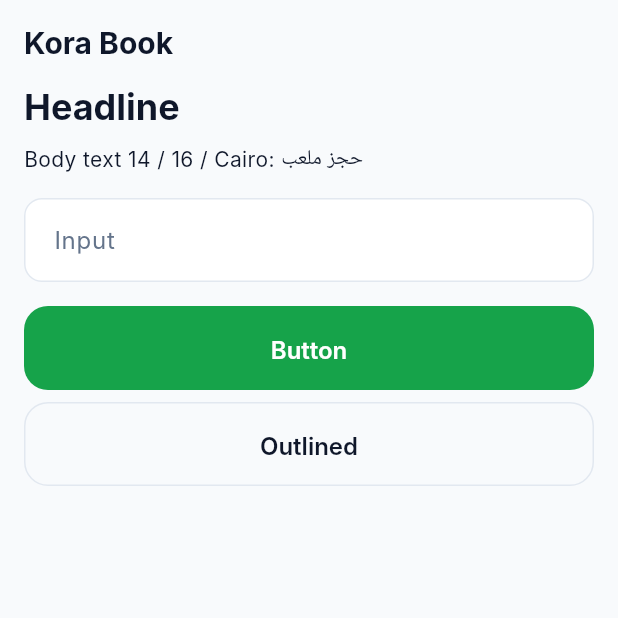
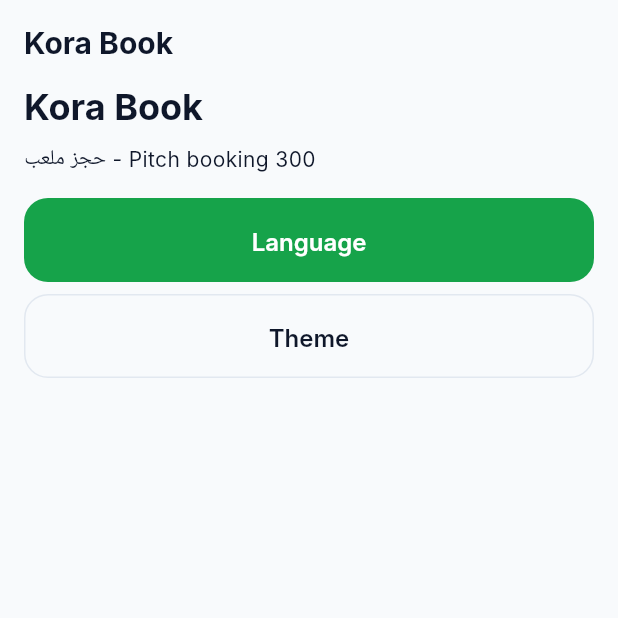
Before and after one commit to amalnofal/kora-book, a Flutter app: the screen it shows after launch, on a phone screen of 412 x 824 dp, the top half of it. Run offline on Flutter 3.47's test engine with Material 3 defaults, Android fonts, the phone set to English and light mode, and no system bars; our stand-ins replace cupertino_ui, flutter_bloc, get_it, material_ui, shared_preferences, supabase_flutter; accounts and stored records are empty; Roboto replaces fonts that are missing (Inter); statements that could not run were skipped.

Commit message:
feat: add l10n (en/ar), RTL and settings

````diff
--- a/analysis_options.yaml
+++ b/analysis_options.yaml
@@ -18,6 +18,7 @@ analyzer:
     - windows/**
     - macos/**
     - linux/**
+    - lib/core/l10n/app_localizations*.dart
 
 linter:
   # The lint rules applied to this project can be customized in the
--- /dev/null
+++ b/l10n.yaml
@@ -0,0 +1,6 @@
+arb-dir: lib/core/l10n
+template-arb-file: app_en.arb
+output-localization-file: app_localizations.dart
+output-dir: lib/core/l10n
+synthetic-package: false
+nullable-getter: false
--- a/lib/app.dart
+++ b/lib/app.dart
@@ -1,5 +1,13 @@
+import 'package:cupertino_ui/cupertino_ui.dart';
+import 'package:flutter_bloc/flutter_bloc.dart';
+import 'package:kora_book/core/config/app_config.dart';
+import 'package:kora_book/core/settings/cubit/settings_cubit.dart';
+import 'package:flutter_localizations/flutter_localizations.dart'
+    hide GlobalMaterialLocalizations, GlobalCupertinoLocalizations;
 import 'package:material_ui/material_ui.dart';
 
+import 'core/di/service_locator.dart';
+import 'core/l10n/l10n.dart';
 import 'core/theme/app_fonts.dart';
 import 'core/theme/app_theme.dart';
 import 'core/widgets/adaptive_content.dart';
@@ -9,42 +17,64 @@ class KoraBookApp extends StatelessWidget {
 
   @override
   Widget build(BuildContext context) {
-    // Temporary: the font/theme mode become locale/user driven with l10n.
-    return MaterialApp(
-      title: 'Kora Book',
-      theme: AppTheme.light(fontFamily: AppFonts.inter),
-      darkTheme: AppTheme.dark(fontFamily: AppFonts.inter),
-      themeMode: ThemeMode.light,
-      home: const _ThemePreview(),
+    return BlocProvider.value(
+      value: getIt<SettingsCubit>(),
+      child: BlocBuilder<SettingsCubit, SettingsState>(
+        builder: (context, settings) {
+          final font = AppFonts.forLanguage(settings.locale.languageCode);
+          return MaterialApp(
+            title: AppConfig.appName,
+            locale: settings.locale,
+            supportedLocales: AppLocalizations.supportedLocales,
+            localizationsDelegates: [
+              AppLocalizations.delegate,
+              GlobalMaterialLocalizations.delegate,
+              GlobalWidgetsLocalizations.delegate,
+              GlobalCupertinoLocalizations.delegate,
+            ],
+            theme: AppTheme.light(fontFamily: font),
+            darkTheme: AppTheme.dark(fontFamily: font),
+            themeMode: settings.themeMode,
+            home: const _ThemePreview(),
+          );
+        },
+      ),
     );
   }
 }
 
-// Temporary screen to eyeball the theme. Removed in the router step.
+// Temporary screen. Removed in the router step.
 class _ThemePreview extends StatelessWidget {
   const _ThemePreview();
 
   @override
   Widget build(BuildContext context) {
     final text = Theme.of(context).textTheme;
+    final settings = context.read<SettingsCubit>();
+    final isAr = Localizations.localeOf(context).languageCode == 'ar';
+    final isDark = Theme.of(context).brightness == Brightness.dark;
+
     return Scaffold(
-      appBar: AppBar(title: const Text('Kora Book')),
+      appBar: AppBar(title: Text(AppConfig.appName)),
       body: SafeArea(
         child: AdaptiveContent(
           child: ListView(
             children: [
-              Text('Headline', style: text.headlineSmall),
+              Text(AppConfig.appName, style: text.headlineSmall),
               const SizedBox(height: 8),
-              Text(
-                'Body text 14 / 16 / Cairo: حجز ملعب',
-                style: text.bodyMedium,
+              Text('حجز ملعب - Pitch booking 300', style: text.bodyMedium),
+              const SizedBox(height: 16),
+              FilledButton(
+                onPressed: () => settings.setLocale(Locale(isAr ? 'en' : 'ar')),
+                child: Text(context.l10n.language),
               ),
-              const SizedBox(height: 16),
-              const TextField(decoration: InputDecoration(hintText: 'Input')),
-              const SizedBox(height: 16),
-              FilledButton(onPressed: () {}, child: const Text('Button')),
               const SizedBox(height: 8),
-              OutlinedButton(onPressed: () {}, child: const Text('Outlined')),
+              OutlinedButton(
+                onPressed: () => settings.setThemeMode(
+                  isDark ? ThemeMode.light : ThemeMode.dark,
+                ),
+                child: Text(context.l10n.theme),
+              ),
             ],
           ),
         ),
--- a/lib/core/config/app_config.dart
+++ b/lib/core/config/app_config.dart
@@ -1,5 +1,7 @@
 class AppConfig {
   AppConfig._();
+
+  static const appName = 'Kora Book';
 
   static const supabaseUrl = String.fromEnvironment('SUPABASE_URL');
   static const supabasePublishableKey = String.fromEnvironment(
--- a/lib/core/di/service_locator.dart
+++ b/lib/core/di/service_locator.dart
@@ -1,8 +1,14 @@
 import 'package:get_it/get_it.dart';
+import 'package:kora_book/core/settings/cubit/settings_cubit.dart';
+import 'package:shared_preferences/shared_preferences.dart';
 import 'package:supabase_flutter/supabase_flutter.dart';
 
 final getIt = GetIt.instance;
 
-void setupServiceLocator() {
+Future<void> setupServiceLocator() async {
+  final prefs = await SharedPreferences.getInstance();
+
+  getIt.registerSingleton<SharedPreferences>(prefs);
   getIt.registerLazySingleton<SupabaseClient>(() => Supabase.instance.client);
+  getIt.registerSingleton<SettingsCubit>(SettingsCubit(prefs));
 }
--- /dev/null
+++ b/lib/core/l10n/app_ar.arb
@@ -0,0 +1,5 @@
+{
+  "@@locale": "ar",
+  "language": "اللغة",
+  "theme": "المظهر"
+}
--- /dev/null
+++ b/lib/core/l10n/app_en.arb
@@ -0,0 +1,11 @@
+{
+    "@@locale": "en",
+    "language": "Language",
+    "@language": {
+        "description": "Label for the language setting"
+    },
+    "theme": "Theme",
+    "@theme": {
+        "description": "Label for the theme (light/dark) setting"
+    }
+}
--- /dev/null
+++ b/lib/core/l10n/app_localizations.dart
@@ -0,0 +1,146 @@
+import 'dart:async';
+
+import 'package:flutter/foundation.dart';
+import 'package:flutter/widgets.dart';
+import 'package:flutter_localizations/flutter_localizations.dart';
+import 'package:intl/intl.dart' as intl;
+
+import 'app_localizations_ar.dart';
+import 'app_localizations_en.dart';
+
+// ignore_for_file: type=lint
+
+/// Callers can lookup localized strings with an instance of AppLocalizations
+/// returned by `AppLocalizations.of(context)`.
+///
+/// Applications need to include `AppLocalizations.delegate()` in their app's
+/// `localizationDelegates` list, and the locales they support in the app's
+/// `supportedLocales` list. For example:
+///
+/// ```dart
+/// import 'l10n/app_localizations.dart';
+///
+/// return MaterialApp(
+///   localizationsDelegates: AppLocalizations.localizationsDelegates,
+///   supportedLocales: AppLocalizations.supportedLocales,
+///   home: MyApplicationHome(),
+/// );
+/// ```
+///
+/// ## Update pubspec.yaml
+///
+/// Please make sure to update your pubspec.yaml to include the following
+/// packages:
+///
+/// ```yaml
+/// dependencies:
+///   # Internationalization support.
+///   flutter_localizations:
+///     sdk: flutter
+///   intl: any # Use the pinned version from flutter_localizations
+///
+///   # Rest of dependencies
+/// ```
+///
+/// ## iOS Applications
+///
+/// iOS applications define key application metadata, including supported
+/// locales, in an Info.plist file that is built into the application bundle.
+/// To configure the locales supported by your app, you’ll need to edit this
+/// file.
+///
+/// First, open your project’s ios/Runner.xcworkspace Xcode workspace file.
+/// Then, in the Project Navigator, open the Info.plist file under the Runner
+/// project’s Runner folder.
+///
+/// Next, select the Information Property List item, select Add Item from the
+/// Editor menu, then select Localizations from the pop-up menu.
+///
+/// Select and expand the newly-created Localizations item then, for each
+/// locale your application supports, add a new item and select the locale
+/// you wish to add from the pop-up menu in the Value field. This list should
+/// be consistent with the languages listed in the AppLocalizations.supportedLocales
+/// property.
+abstract class AppLocalizations {
+  AppLocalizations(String locale)
+    : localeName = intl.Intl.canonicalizedLocale(locale.toString());
+
+  final String localeName;
+
+  static AppLocalizations of(BuildContext context) {
+    return Localizations.of<AppLocalizations>(context, AppLocalizations)!;
+  }
+
+  static const LocalizationsDelegate<AppLocalizations> delegate =
+      _AppLocalizationsDelegate();
+
+  /// A list of this localizations delegate along with the default localizations
+  /// delegates.
+  ///
+  /// Returns a list of localizations delegates containing this delegate along with
+  /// GlobalMaterialLocalizations.delegate, GlobalCupertinoLocalizations.delegate,
+  /// and GlobalWidgetsLocalizations.delegate.
+  ///
+  /// Additional delegates can be added by appending to this list in
+  /// MaterialApp. This list does not have to be used at all if a custom list
+  /// of delegates is preferred or required.
+  static const List<LocalizationsDelegate<dynamic>> localizationsDelegates =
+      <LocalizationsDelegate<dynamic>>[
+        delegate,
+        GlobalMaterialLocalizations.delegate,
+        GlobalCupertinoLocalizations.delegate,
+        GlobalWidgetsLocalizations.delegate,
+      ];
+
+  /// A list of this localizations delegate's supported locales.
+  static const List<Locale> supportedLocales = <Locale>[
+    Locale('ar'),
+    Locale('en'),
+  ];
+
+  /// Label for the language setting
+  ///
+  /// In en, this message translates to:
+  /// **'Language'**
+  String get language;
+
+  /// Label for the theme (light/dark) setting
+  ///
+  /// In en, this message translates to:
+  /// **'Theme'**
+  String get theme;
+}
+
+class _AppLocalizationsDelegate
+    extends LocalizationsDelegate<AppLocalizations> {
+  const _AppLocalizationsDelegate();
+
+  @override
+  Future<AppLocalizations> load(Locale locale) {
+    return SynchronousFuture<AppLocalizations>(lookupAppLocalizations(locale));
+  }
+
+  @override
+  bool isSupported(Locale locale) =>
+      <String>['ar', 'en'].contains(locale.languageCode);
+
+  @override
+  bool shouldReload(_AppLocalizationsDelegate old) => false;
+}
+
+AppLocalizations lookupAppLocalizations(Locale locale) {
+  // Lookup logic when only language code is specified.
+  switch (locale.languageCode) {
+    case 'ar':
+      return AppLocalizationsAr();
+    case 'en':
+      return AppLocalizationsEn();
+  }
+
+  throw FlutterError(
+    'AppLocalizations.delegate failed to load unsupported locale "$locale". This is likely '
+    'an issue with the localizations generation tool. Please file an issue '
+    'on GitHub with a reproducible sample app and the gen-l10n configuration '
+    'that was used.',
+  );
+}
--- /dev/null
+++ b/lib/core/l10n/app_localizations_ar.dart
@@ -0,0 +1,17 @@
+// ignore: unused_import
+import 'package:intl/intl.dart' as intl;
+
+import 'app_localizations.dart';
+
+// ignore_for_file: type=lint
+
+/// The translations for Arabic (`ar`).
+class AppLocalizationsAr extends AppLocalizations {
+  AppLocalizationsAr([String locale = 'ar']) : super(locale);
+
+  @override
+  String get language => 'اللغة';
+
+  @override
+  String get theme => 'المظهر';
+}
--- /dev/null
+++ b/lib/core/l10n/app_localizations_en.dart
@@ -0,0 +1,17 @@
+// ignore: unused_import
+import 'package:intl/intl.dart' as intl;
+
+import 'app_localizations.dart';
+
+// ignore_for_file: type=lint
+
+/// The translations for English (`en`).
+class AppLocalizationsEn extends AppLocalizations {
+  AppLocalizationsEn([String locale = 'en']) : super(locale);
+
+  @override
+  String get language => 'Language';
+
+  @override
+  String get theme => 'Theme';
+}
--- /dev/null
+++ b/lib/core/l10n/l10n.dart
@@ -0,0 +1,9 @@
+import 'package:material_ui/material_ui.dart';
+
+import 'app_localizations.dart';
+
+export 'app_localizations.dart';
+
+extension L10nContext on BuildContext {
+  AppLocalizations get l10n => AppLocalizations.of(this);
+}
--- /dev/null
+++ b/lib/core/settings/cubit/settings_cubit.dart
@@ -0,0 +1,39 @@
+import 'dart:ui';
+
+import 'package:flutter_bloc/flutter_bloc.dart';
+import 'package:material_ui/material_ui.dart';
+import 'package:shared_preferences/shared_preferences.dart';
+
+part 'settings_state.dart';
+
+class SettingsCubit extends Cubit<SettingsState> {
+  SettingsCubit(this._prefs)
+    : super(
+        SettingsState(
+          locale: Locale(_prefs.getString(_localeKey) ?? _defaultLocale()),
+          themeMode: ThemeMode.values.firstWhere(
+            (m) => m.name == _prefs.getString(_themeKey),
+            orElse: () => ThemeMode.light,
+          ),
+        ),
+      );
+
+  final SharedPreferences _prefs;
+
+  static const _localeKey = 'locale';
+  static const _themeKey = 'theme_mode';
+
+  // First launch: Arabic if the device is Arabic, otherwise English.
+  static String _defaultLocale() =>
+      PlatformDispatcher.instance.locale.languageCode == 'ar' ? 'ar' : 'en';
+
+  Future<void> setLocale(Locale locale) async {
+    emit(state.copyWith(locale: locale));
+    await _prefs.setString(_localeKey, locale.languageCode);
+  }
+
+  Future<void> setThemeMode(ThemeMode mode) async {
+    emit(state.copyWith(themeMode: mode));
+    await _prefs.setString(_themeKey, mode.name);
+  }
+}
--- /dev/null
+++ b/lib/core/settings/cubit/settings_state.dart
@@ -0,0 +1,14 @@
+part of 'settings_cubit.dart';
+
+class SettingsState {
+  const SettingsState({required this.locale, required this.themeMode});
+
+  final Locale locale;
+  final ThemeMode themeMode;
+
+  SettingsState copyWith({Locale? locale, ThemeMode? themeMode}) =>
+      SettingsState(
+        locale: locale ?? this.locale,
+        themeMode: themeMode ?? this.themeMode,
+      );
+}
--- a/lib/main.dart
+++ b/lib/main.dart
@@ -14,6 +14,6 @@ Future<void> main() async {
     publishableKey: AppConfig.supabasePublishableKey,
   );
 
-  setupServiceLocator();
+  await setupServiceLocator();
   runApp(const KoraBookApp());
 }
````
Also changed, not shown: pubspec.yaml (+2 -6 lines), pubspec.lock.
